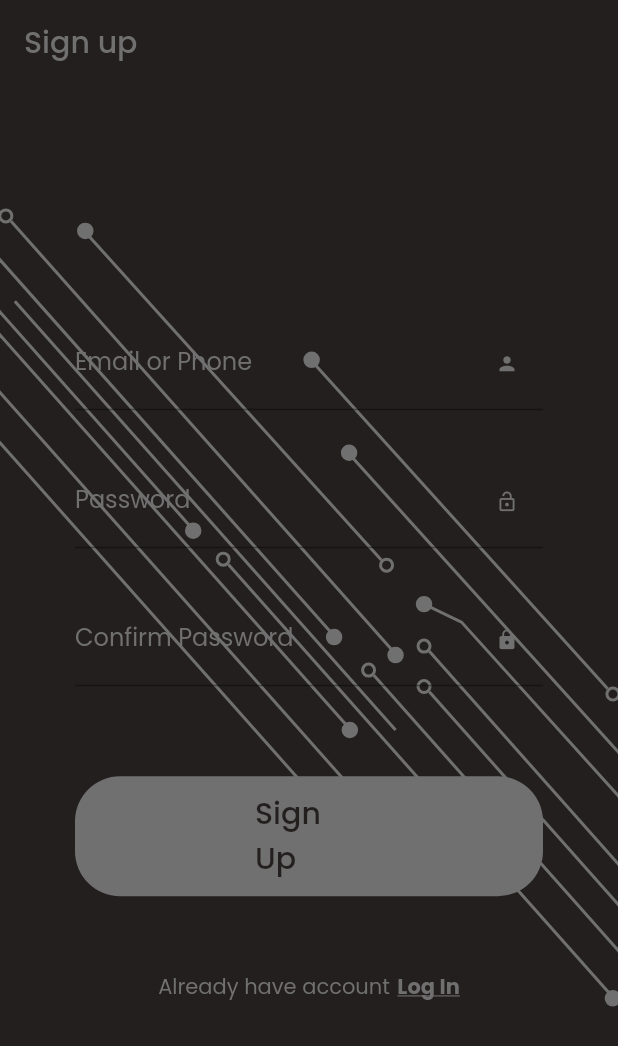
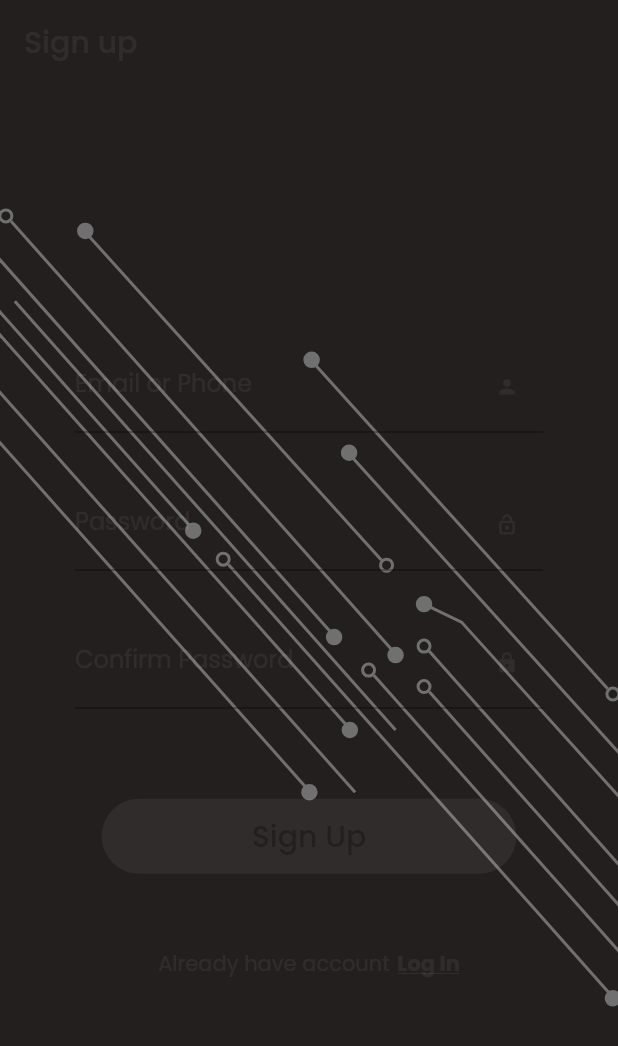
Before and after one commit to Technogeekpro/Mobile_Service, a Flutter app: the screen it shows after launch, after a tap on "Sign Up", on a phone screen of 412 x 824 dp. Shown: the top 1046 px of the screen. Run offline on Flutter 3.47's test engine with Material 2 defaults, Android fonts, the phone set to English and light mode, and no system bars; our stand-ins replace carousel_slider, cloud_firestore, firebase_auth, firebase_core, flutter_svg, get and 1 more; accounts and stored records are empty; network calls fail.

Commit message:
3rd commit

```diff
--- a/lib/view/signup.dart
+++ b/lib/view/signup.dart
@@ -27,7 +27,7 @@ class SignUp extends StatelessWidget {
         if (e.code == 'weak-password') {
           print('The password provided is too weak.');
         } else if (e.code == 'email-already-in-use') {
-          print('The account already exists for that email.');
+          Get.snackbar("Error", 'The account already exists for that email.');
         }
       } catch (e) {
         print(e);
@@ -102,14 +102,10 @@ class SignUp extends StatelessWidget {
                     height: 30,
                   ),
                   TextField(
-
-
                       controller: cpassword,
                       obscureText: true,
                       cursorColor: CustomColor.secondaryColor,
-
                       decoration: InputDecoration(
-
                           labelText: 'Confirm Password',
                           focusedBorder: new UnderlineInputBorder(
                               borderSide: new BorderSide(
@@ -131,7 +127,7 @@ class SignUp extends StatelessWidget {
                     onPressed: () {
                       _regsisterUser(email.text, password.text);
                     },
-                    padding: EdgeInsets.fromLTRB(120, 10, 120, 10),
+                    padding: EdgeInsets.fromLTRB(100, 10, 100, 10),
                     shape: new RoundedRectangleBorder(
                         borderRadius: new BorderRadius.circular(30.0)),
                     color: CustomColor.secondaryColor,
--- a/lib/widget/colors.dart
+++ b/lib/widget/colors.dart
@@ -2,5 +2,5 @@ import 'package:flutter/material.dart';
 
 class CustomColor {
   static const Color primaryColor = Color(0xfff241F1F);
-  static const Color secondaryColor = Color(0xfff707070);
+  static const Color secondaryColor = Color(0xfffffff);
 }
```
